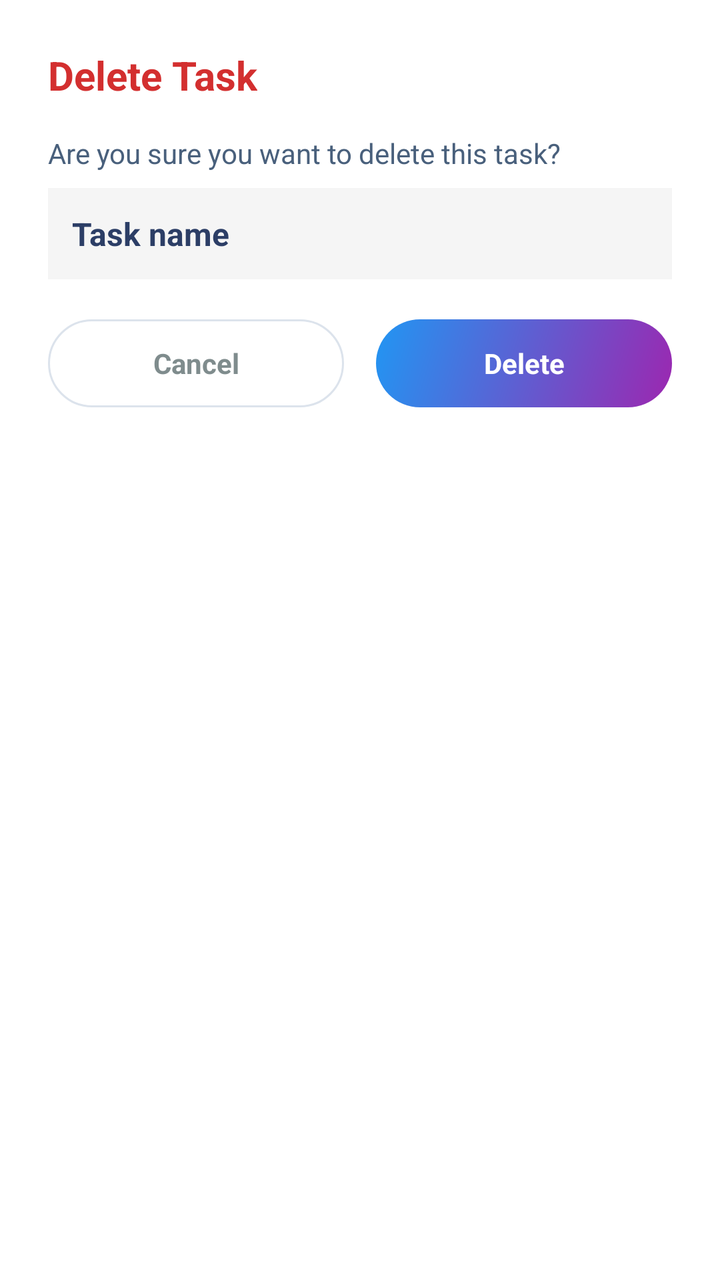
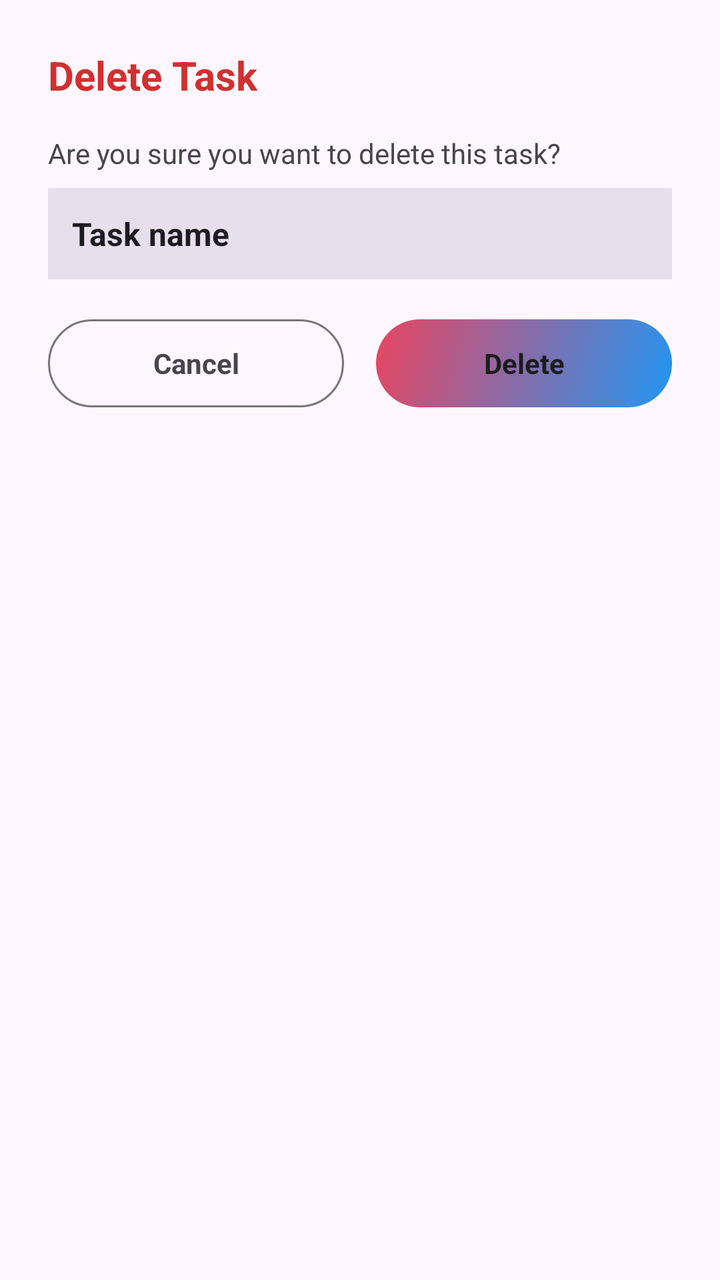

Compare the two renders of this Android layout. The source of the first and the diff that turns it into the second are given below.
<!-- AndroidManifest.xml: application theme Base.Theme.DailyToDoList -->
<!-- res/layout/bottom_sheet_delete.xml -->
<?xml version="1.0" encoding="utf-8"?>
<LinearLayout xmlns:android="http://schemas.android.com/apk/res/android"
    android:layout_width="match_parent"
    android:layout_height="wrap_content"
    android:orientation="vertical"
    android:background="#FFFFFF"
    android:padding="24dp">

    <TextView
        android:layout_width="wrap_content"
        android:layout_height="wrap_content"
        android:text="Delete Task"
        android:textSize="20sp"
        android:textStyle="bold"
        android:textColor="#D32F2F"
        android:layout_marginBottom="16dp" />

    <TextView
        android:layout_width="wrap_content"
        android:layout_height="wrap_content"
        android:text="Are you sure you want to delete this task?"
        android:textSize="14sp"
        android:textColor="#49607C"
        android:layout_marginBottom="8dp" />

    <TextView
        android:id="@+id/taskToDelete"
        android:layout_width="match_parent"
        android:layout_height="wrap_content"
        android:text="Task name"
        android:textSize="16sp"
        android:textStyle="bold"
        android:textColor="#2C3E66"
        android:background="#F5F5F5"
        android:padding="12dp"
        android:layout_marginBottom="20dp" />

    <LinearLayout
        android:layout_width="match_parent"
        android:layout_height="wrap_content"
        android:orientation="horizontal">

        <TextView
            android:id="@+id/cancelDelete"
            android:layout_width="0dp"
            android:layout_height="44dp"
            android:layout_weight="1"
            android:text="Cancel"
            android:textSize="14sp"
            android:textStyle="bold"
            android:textColor="#7F8C8D"
            android:gravity="center"
            android:background="@drawable/guest_button_bg"
            android:layout_marginEnd="8dp"
            android:clickable="true"
            android:focusable="true" />

        <TextView
            android:id="@+id/confirmDelete"
            android:layout_width="0dp"
            android:layout_height="44dp"
            android:layout_weight="1"
            android:text="Delete"
            android:textSize="14sp"
            android:textStyle="bold"
            android:textColor="#FFFFFF"
            android:gravity="center"
            android:background="@drawable/login_button_gradient"
            android:layout_marginStart="8dp"
            android:clickable="true"
            android:focusable="true" />

    </LinearLayout>

</LinearLayout>
<!-- resources referenced by this layout -->
<resources>
  <!-- drawable guest_button_bg (drawable) -->
  <?xml version="1.0" encoding="utf-8"?>
  <shape xmlns:android="http://schemas.android.com/apk/res/android">
      <solid android:color="#FFFFFF" />
      <corners android:radius="25dp" />
      <stroke
          android:width="1dp"
          android:color="#DCE3EC" />
  </shape>
  <!-- drawable login_button_gradient (drawable) -->
  <?xml version="1.0" encoding="utf-8"?>
  <shape xmlns:android="http://schemas.android.com/apk/res/android">
      <gradient
          android:startColor="#9C27B0"
          android:endColor="#2196F3"
          android:angle="135"/>
      <corners android:radius="27dp" />
  </shape>
  <style name="Base.Theme.DailyToDoList" parent="Theme.Material3.DayNight.NoActionBar">
          <item name="colorPrimary">@color/default_primary</item>
          <item name="colorOnPrimary">@color/white</item>
          <item name="colorSecondary">@color/default_accent</item>
          <item name="colorOnSecondary">@color/white</item>
          <item name="android:statusBarColor">@color/default_start</item>
          <item name="android:windowLightStatusBar">true</item>
          <item name="android:navigationBarColor">@color/white</item>
          <item name="android:windowLightNavigationBar">false</item>
      </style>
  <color name="default_primary">#2196F3</color>
  <color name="white">#FFFFFFFF</color>
  <color name="default_accent">#E94560</color>
  <color name="default_start">#2196F3</color>
</resources>

<!-- the commit's change to res/layout/bottom_sheet_delete.xml (unified diff, before → after) -->
@@ -3,7 +3,7 @@
     android:layout_width="match_parent"
     android:layout_height="wrap_content"
     android:orientation="vertical"
-    android:background="#FFFFFF"
+    android:background="?attr/colorSurface"
     android:padding="24dp">
 
     <TextView
@@ -12,7 +12,7 @@
         android:text="Delete Task"
         android:textSize="20sp"
         android:textStyle="bold"
-        android:textColor="#D32F2F"
+        android:textColor="@color/destructive"
         android:layout_marginBottom="16dp" />
 
     <TextView
@@ -20,7 +20,7 @@
         android:layout_height="wrap_content"
         android:text="Are you sure you want to delete this task?"
         android:textSize="14sp"
-        android:textColor="#49607C"
+        android:textColor="?attr/colorOnSurfaceVariant"
         android:layout_marginBottom="8dp" />
 
     <TextView
@@ -30,8 +30,8 @@
         android:text="Task name"
         android:textSize="16sp"
         android:textStyle="bold"
-        android:textColor="#2C3E66"
-        android:background="#F5F5F5"
+        android:textColor="?attr/colorOnSurface"
+        android:background="?attr/colorSurfaceVariant"
         android:padding="12dp"
         android:layout_marginBottom="20dp" />
 
@@ -48,7 +48,7 @@
             android:text="Cancel"
             android:textSize="14sp"
             android:textStyle="bold"
-            android:textColor="#7F8C8D"
+            android:textColor="?attr/colorOnSurfaceVariant"
             android:gravity="center"
             android:background="@drawable/guest_button_bg"
             android:layout_marginEnd="8dp"
@@ -63,7 +63,7 @@
             android:text="Delete"
             android:textSize="14sp"
             android:textStyle="bold"
-            android:textColor="#FFFFFF"
+            android:textColor="?attr/colorOnSurface"
             android:gravity="center"
             android:background="@drawable/login_button_gradient"
             android:layout_marginStart="8dp"
<!-- resource entries referenced after the edit -->
@@ -1,20 +1,21 @@
 <!-- resources referenced by this layout -->
 <resources>
+  <color name="destructive">#D32F2F</color>
   <!-- drawable guest_button_bg (drawable) -->
   <?xml version="1.0" encoding="utf-8"?>
   <shape xmlns:android="http://schemas.android.com/apk/res/android">
-      <solid android:color="#FFFFFF" />
+      <solid android:color="?attr/colorSurface" />
       <corners android:radius="25dp" />
       <stroke
           android:width="1dp"
-          android:color="#DCE3EC" />
+          android:color="?attr/colorOutline" />
   </shape>
   <!-- drawable login_button_gradient (drawable) -->
   <?xml version="1.0" encoding="utf-8"?>
   <shape xmlns:android="http://schemas.android.com/apk/res/android">
       <gradient
-          android:startColor="#9C27B0"
-          android:endColor="#2196F3"
+          android:startColor="?attr/colorPrimary"
+          android:endColor="?attr/colorSecondary"
           android:angle="135"/>
       <corners android:radius="27dp" />
   </shape>
